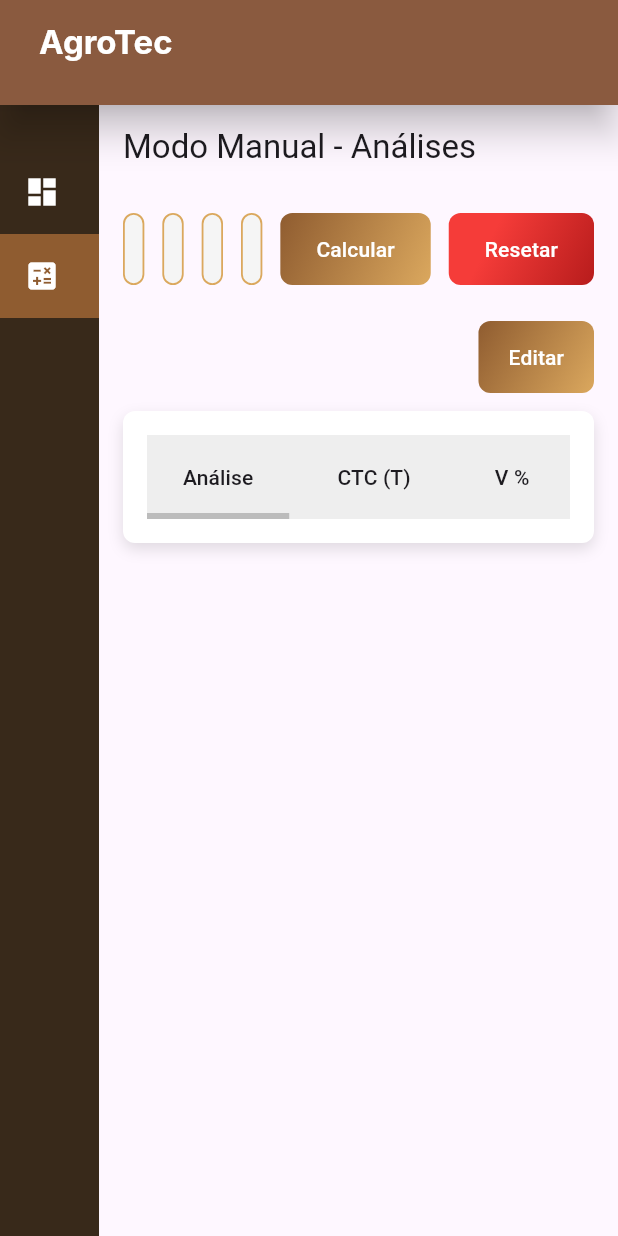
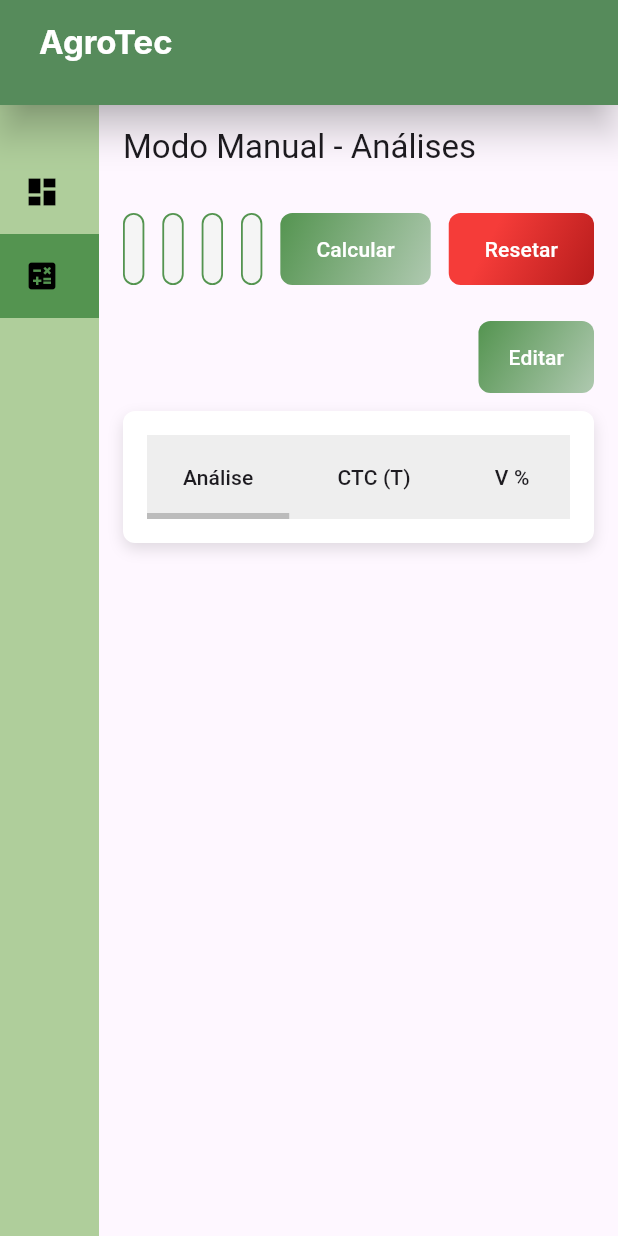
Before and after one commit to TaylorGarcia554/Saas-Agrotec, a Flutter app: the screen it shows after launch, after a tap on "Manual", on a phone screen of 412 x 824 dp. Run offline on Flutter 3.47's test engine with Material 3 defaults, Android fonts, the phone set to English and light mode, and no system bars; our stand-ins replace file_picker, flutter_riverpod, pdf, sqflite, sqflite_common_ffi; missing offline and left inert: syncfusion_flutter_pdf, window_size; accounts and stored records are empty; Roboto replaces fonts that are missing (Inter).

Commit message:
New: Troca de cores.

```diff
--- a/lib/analiseManual.dart
+++ b/lib/analiseManual.dart
@@ -1,4 +1,5 @@
 import 'package:agrotec/utils/analyses.dart';
+import 'package:agrotec/utils/cor.dart';
 import 'package:flutter/material.dart';
 
 class ManualAnalysisScreen extends StatefulWidget {
@@ -109,8 +110,8 @@ class _ManualAnalysisScreenState extends State<ManualAnalysisScreen> {
                     enabled: _fileName == null, // só pode editar uma vez
                     decoration: InputDecoration(
                       labelText: "Nome do arquivo",
-                      labelStyle: const TextStyle(
-                        color: Color(0xff38291a),
+                      labelStyle: TextStyle(
+                        color: Cor.verdeForte,
                         fontWeight: FontWeight.w500,
                       ),
                       filled: true,
@@ -121,15 +122,15 @@ class _ManualAnalysisScreenState extends State<ManualAnalysisScreen> {
                       ),
                       enabledBorder: OutlineInputBorder(
                         borderRadius: BorderRadius.circular(8),
-                        borderSide: const BorderSide(
-                          color: Color(0xffdba85e),
+                        borderSide: BorderSide(
+                          color: Cor.verdeForte,
                           width: 1.2,
                         ),
                       ),
                       focusedBorder: OutlineInputBorder(
                         borderRadius: BorderRadius.circular(8),
-                        borderSide: const BorderSide(
-                          color: Color(0xff8f5c30),
+                        borderSide: BorderSide(
+                          color: Cor.verdeForte,
                           width: 1.8,
                         ),
                       ),
@@ -143,8 +144,8 @@ class _ManualAnalysisScreenState extends State<ManualAnalysisScreen> {
                     keyboardType: TextInputType.number,
                     decoration: InputDecoration(
                       labelText: "CTC (T)",
-                      labelStyle: const TextStyle(
-                        color: Color(0xff38291a),
+                      labelStyle:  TextStyle(
+                        color: Cor.verdeForte,
                         fontWeight: FontWeight.w500,
                       ),
                       filled: true,
@@ -155,15 +156,16 @@ class _ManualAnalysisScreenState extends State<ManualAnalysisScreen> {
                       ),
                       enabledBorder: OutlineInputBorder(
                         borderRadius: BorderRadius.circular(8),
-                        borderSide: const BorderSide(
-                          color: Color(0xffdba85e),
+                        borderSide: BorderSide(
+                          color: Cor.verdeForte,
                           width: 1.2,
                         ),
                       ),
                       focusedBorder: OutlineInputBorder(
                         borderRadius: BorderRadius.circular(8),
-                        borderSide: const BorderSide(
-                          color: Color(0xff8f5c30),
+                        borderSide: BorderSide(
+                          // color: Color(0xff8f5c30),
+                          color: Cor.verdeForte,
                           width: 1.8,
                         ),
                       ),
@@ -177,8 +179,8 @@ class _ManualAnalysisScreenState extends State<ManualAnalysisScreen> {
                     keyboardType: TextInputType.number,
                     decoration: InputDecoration(
                       labelText: "V %",
-                      labelStyle: const TextStyle(
-                        color: Color(0xff38291a),
+                      labelStyle: TextStyle(
+                        color: Cor.verdeForte,
                         fontWeight: FontWeight.w500,
                       ),
                       filled: true,
@@ -189,15 +191,15 @@ class _ManualAnalysisScreenState extends State<ManualAnalysisScreen> {
                       ),
                       enabledBorder: OutlineInputBorder(
                         borderRadius: BorderRadius.circular(8),
-                        borderSide: const BorderSide(
-                          color: Color(0xffdba85e),
+                        borderSide:  BorderSide(
+                          color: Cor.verdeForte,
                           width: 1.2,
                         ),
                       ),
                       focusedBorder: OutlineInputBorder(
                         borderRadius: BorderRadius.circular(8),
-                        borderSide: const BorderSide(
-                          color: Color(0xff8f5c30),
+                        borderSide:  BorderSide(
+                          color: Cor.verdeForte,
                           width: 1.8,
                         ),
                       ),
@@ -211,8 +213,8 @@ class _ManualAnalysisScreenState extends State<ManualAnalysisScreen> {
                     keyboardType: TextInputType.number,
                     decoration: InputDecoration(
                       labelText: "K CTC",
-                      labelStyle: const TextStyle(
-                        color: Color(0xff38291a),
+                      labelStyle: TextStyle(
+                        color: Cor.verdeForte,
                         fontWeight: FontWeight.w500,
                       ),
                       filled: true,
@@ -223,15 +225,15 @@ class _ManualAnalysisScreenState extends State<ManualAnalysisScreen> {
                       ),
                       enabledBorder: OutlineInputBorder(
                         borderRadius: BorderRadius.circular(8),
-                        borderSide: const BorderSide(
-                          color: Color(0xffdba85e),
+                        borderSide:  BorderSide(
+                          color: Cor.verdeForte,
                           width: 1.2,
                         ),
                       ),
                       focusedBorder: OutlineInputBorder(
                         borderRadius: BorderRadius.circular(8),
-                        borderSide: const BorderSide(
-                          color: Color(0xff8f5c30),
+                        borderSide: BorderSide(
+                          color: Cor.verdeForte,
                           width: 1.8,
                         ),
                       ),
@@ -241,8 +243,9 @@ class _ManualAnalysisScreenState extends State<ManualAnalysisScreen> {
                 const SizedBox(width: 12),
                 Container(
                   decoration: BoxDecoration(
-                    gradient: const LinearGradient(
-                      colors: [Color(0xff8f5c30), Color(0xffdba85e)],
+                    gradient: LinearGradient(
+                      // colors: [Color(0xff8f5c30), Color(0xffdba85e)],
+                      colors: [Cor.verdeForte, Cor.verdeCinza],
                       begin: Alignment.topLeft,
                       end: Alignment.bottomRight,
                     ),
--- a/lib/home.dart
+++ b/lib/home.dart
@@ -4,6 +4,7 @@ import 'package:agrotec/components/detalhes.dart';
 import 'package:agrotec/components/showMessager.dart';
 import 'package:agrotec/utils/analyses.dart';
 import 'package:agrotec/utils/calculos.dart';
+import 'package:agrotec/utils/cor.dart';
 import 'package:agrotec/utils/salvarPDF.dart';
 import 'package:flutter/material.dart';
 import 'package:file_picker/file_picker.dart';
@@ -18,14 +19,6 @@ class Home extends StatefulWidget {
 }
 
 class _HomeState extends State<Home> {
-  // String? selectedFileName;
-  // String? selectedFilePath;
-  // bool isAnalyzing = false;
-
-  // List<Analysis> analyses = [];
-  // List extractedText = [];
-
-  // final Calculos calculos = Calculos();
 
   List<String> selectedFileNames = [];
   List<String> selectedFilePaths = [];
@@ -37,23 +30,6 @@ class _HomeState extends State<Home> {
 
   final Calculos calculos = Calculos();
 
-  // Future<void> handleFileSelect() async {
-  //   final result = await FilePicker.platform.pickFiles(
-  //     type: FileType.custom,
-  //     allowedExtensions: ['pdf'],
-  //   );
-
-  //   if (result != null &&
-  //       result.files.isNotEmpty &&
-  //       result.files.single.path != null) {
-  //     setState(() {
-  //       selectedFileName = result.files.single.name;
-  //       selectedFilePath = result.files.single.path!;
-  //     });
-  //   } else {
-  //     print('Nenhum arquivo selecionado ou path é nulo');
-  //   }
-  // }
   Future<void> handleFileSelect() async {
     final result = await FilePicker.platform.pickFiles(
       type: FileType.custom,
@@ -76,40 +52,6 @@ class _HomeState extends State<Home> {
       print('Nenhum arquivo selecionado');
     }
   }
-
-  // 2️⃣ Analisar PDF (chamada ao apertar botão)
-  // Future<void> analyzeSelectedPdf() async {
-  //   if (selectedFilePath == null) return;
-
-  //   setState(() => isAnalyzing = true);
-
-  //   try {
-  //     final pdfBytes = await File(selectedFilePath!).readAsBytes();
-  //     final pdfDoc = PdfDocument(inputBytes: pdfBytes);
-  //     final extractor = PdfTextExtractor(pdfDoc);
-  //     final text = extractor.extractTextLines(
-  //       startPageIndex: 0,
-  //       endPageIndex: pdfDoc.pages.count - 1,
-  //     );
-  //     pdfDoc.dispose();
-
-  //     setState(() {
-  //       // Aqui você processa o texto e transforma em results
-  //       analyses = calculos.processTextLines(text);
-  //     });
-
-  //     ScaffoldMessenger.of(context).showSnackBar(
-  //       const SnackBar(content: Text('Análise concluída com sucesso!')),
-  //     );
-  //   } catch (e) {
-  //     print("Erro ao analisar PDF: $e");
-  //     ScaffoldMessenger.of(
-  //       context,
-  //     ).showSnackBar(const SnackBar(content: Text('Erro ao analisar o PDF.')));
-  //   } finally {
-  //     setState(() => isAnalyzing = false);
-  //   }
-  // }
 
   Future<void> analyzeSelectedPdfs() async {
     if (selectedFilePaths.isEmpty) return;
@@ -185,9 +127,10 @@ class _HomeState extends State<Home> {
         width: double.infinity,
         height: double.infinity,
         padding: const EdgeInsets.all(24),
-        decoration: const BoxDecoration(
+        decoration: BoxDecoration(
           gradient: LinearGradient(
-            colors: [Color(0xff8f5c30), Color(0xFFE9ECEF)],
+            // colors: [Color(0xff8f5c30), Color(0xFFE9ECEF)],
+            colors: [Cor.verdeForte, Cor.brancoVerde],
             stops: [0.001, 0.16],
             begin: Alignment.topCenter,
             end: Alignment.bottomCenter,
@@ -252,10 +195,11 @@ class _HomeState extends State<Home> {
                       if (selectedFileNames.isEmpty) ...[
                         Row(
                           children: [
-                            const Icon(
+                             Icon(
                               Icons.upload_file,
                               size: 64,
-                              color: Color(0xff38291a),
+                              // color: Color(0xff38291a),
+                              color: Cor.verdeClaro,
                             ),
                             const SizedBox(height: 16),
 
@@ -285,8 +229,9 @@ class _HomeState extends State<Home> {
                         // ),
                         Container(
                           decoration: BoxDecoration(
-                            gradient: const LinearGradient(
-                              colors: [Color(0xff8f5c30), Color(0xffdba85e)],
+                            gradient: LinearGradient(
+                              // colors: [Color(0xff8f5c30), Color(0xffdba85e)],
+                              colors: [Cor.verdeForte, Cor.verdeCinza],
                               begin: Alignment.topLeft,
                               end: Alignment.bottomRight,
                             ),
--- a/lib/menuhome.dart
+++ b/lib/menuhome.dart
@@ -1,6 +1,7 @@
 import 'package:agrotec/analiseManual.dart';
 import 'package:agrotec/historico.dart';
 import 'package:agrotec/home.dart';
+import 'package:agrotec/utils/cor.dart';
 import 'package:flutter/material.dart';
 import 'package:flutter_riverpod/flutter_riverpod.dart';
 import 'package:flutter_riverpod/legacy.dart';
@@ -30,14 +31,15 @@ class _MenuhomeState extends ConsumerState<Menuhome> {
       child: Container(
         decoration: BoxDecoration(
           color: selectedIndex == index
-              ? Color(0xff8f5c30)
+              // ? Color(0xff8f5c30)
+              ? Cor.verdeForte
               : Colors.transparent,
         ),
         child: Padding(
           padding: const EdgeInsets.symmetric(horizontal: 16, vertical: 16),
           child: Row(
             children: [
-              Center(child: Icon(icon, color: Colors.white)),
+              Center(child: Icon(icon, color: Colors.black)),
               SizedBox(width: temTitulo ? 0 : 10),
               Expanded(
                 child: AnimatedContainer(
@@ -50,7 +52,7 @@ class _MenuhomeState extends ConsumerState<Menuhome> {
                     child: Text(
                       "  ${title!}",
                       style: const TextStyle(
-                        color: Colors.white,
+                        color: Colors.black,
                         fontSize: 16,
                         fontFamily: 'Inter',
                         fontWeight: FontWeight.w500,
@@ -93,7 +95,8 @@ class _MenuhomeState extends ConsumerState<Menuhome> {
     final bool tamanhoTela = size.width < 1000;
 
     return Scaffold(
-      backgroundColor: Color(0xff8f5c30),
+      // backgroundColor: Color(0xff8f5c30),
+      backgroundColor: Cor.verdeClaro,
       appBar: PreferredSize(
         preferredSize: const Size.fromHeight(70), // aumenta a altura do AppBar
         child: AppBar(
@@ -131,7 +134,8 @@ class _MenuhomeState extends ConsumerState<Menuhome> {
               ),
             ),
           ),
-          backgroundColor: Color(0xff8f5c30),
+          // backgroundColor: Color(0xff8f5c30),
+          backgroundColor: Cor.verdeForte,
           elevation: 10,
           shadowColor: Colors.black,
         ),
@@ -146,7 +150,8 @@ class _MenuhomeState extends ConsumerState<Menuhome> {
                 duration: const Duration(milliseconds: 200),
                 curve: Curves.easeInOut,
                 width: tamanhoTela ? 66 : 180, // alterna entre estreito e largo
-                color: Color(0xff38291a),
+                // color: Color(0xff38291a),
+                color: Cor.verdeAgua,
                 child: Column(
                   crossAxisAlignment: CrossAxisAlignment.start,
                   children: [
--- a/lib/utils/analyses.dart
+++ b/lib/utils/analyses.dart
@@ -1,3 +1,4 @@
+import 'package:agrotec/utils/cor.dart';
 import 'package:flutter/material.dart';
 
 class Analysis {
@@ -119,8 +120,9 @@ class _AnaliseTableState extends State<AnaliseTable> {
           alignment: Alignment.centerRight,
           child: Container(
             decoration: BoxDecoration(
-              gradient: const LinearGradient(
-                colors: [Color(0xff8f5c30), Color(0xffdba85e)],
+              gradient: LinearGradient(
+                // colors: [Color(0xff8f5c30), Color(0xffdba85e)],
+                colors: [Cor.verdeForte, Cor.verdeCinza],
                 begin: Alignment.topLeft,
                 end: Alignment.bottomRight,
               ),
--- /dev/null
+++ b/lib/utils/cor.dart
@@ -0,0 +1,9 @@
+import 'package:flutter/material.dart';
+
+class Cor {
+  static Color verdeForte = Color(0xFF549450);
+  static Color verdeClaro = Color(0xFF97bc4f);
+  static Color verdeAgua = Color(0xFFafce9b);
+  static Color brancoVerde = Color(0xFFeae9e2);
+  static Color verdeCinza = Color(0xFFafc9b0);
+}
```
Also changed, not shown: 1 other file.
